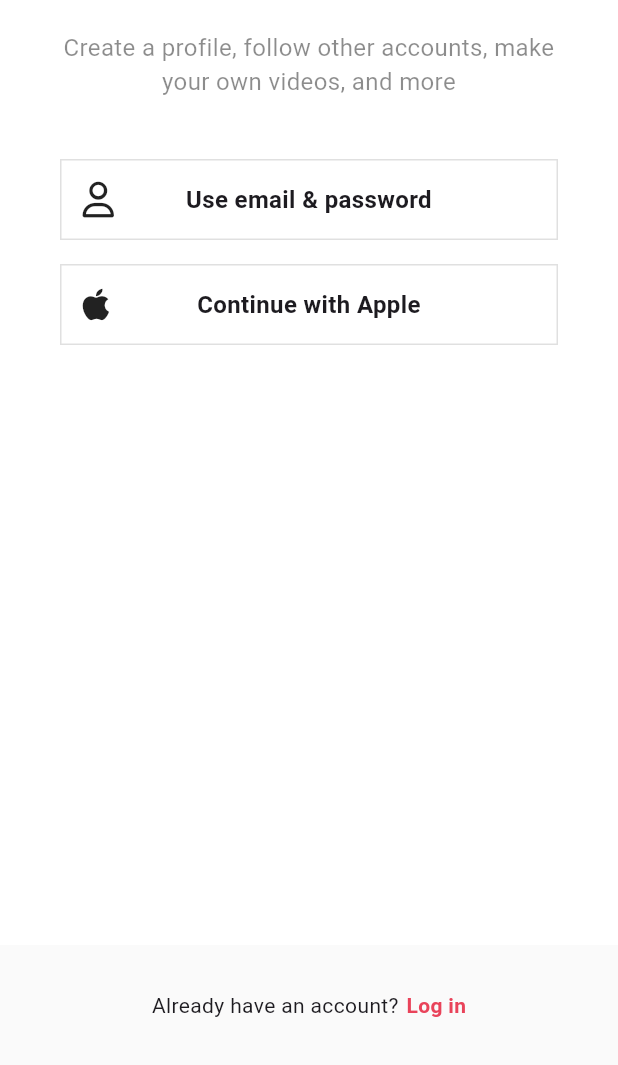
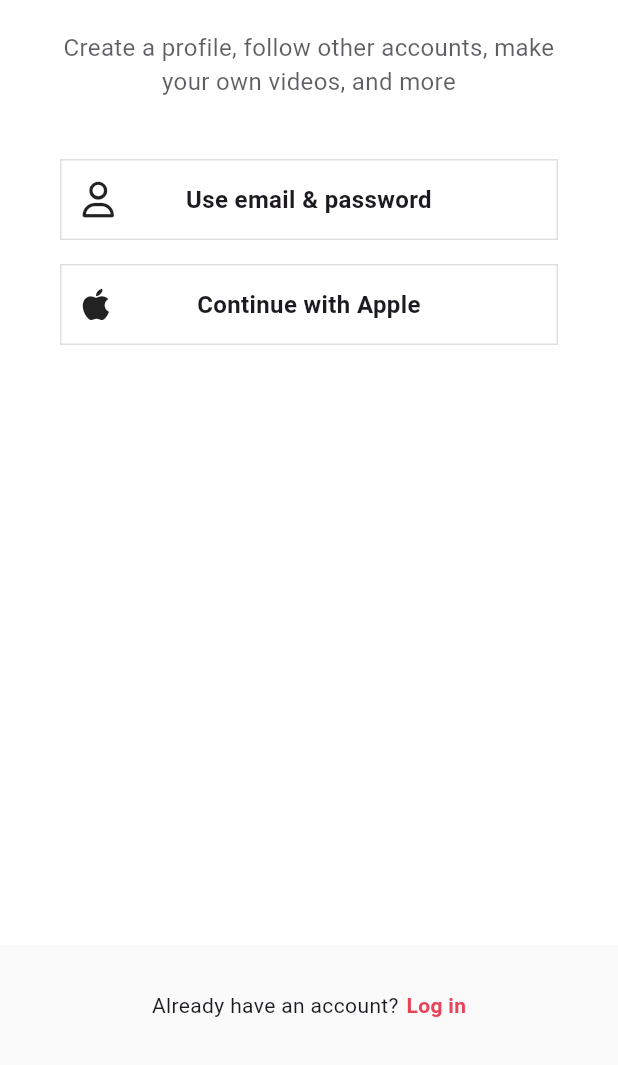
Before and after one commit to RoJaebl/flutter-tiktok, a Flutter app: the SignUpScreen screen opened directly, on a phone screen of 412 x 824 dp, the part 171-1236 px from its top. Run offline on Flutter 3.47's test engine with Material 3 defaults, Android fonts, the phone set to English and light mode, and no system bars; our stand-ins replace font_awesome_flutter, video_player, visibility_detector.

Commit message:
:hammer: #15.1 ThemeMode

```diff
--- a/lib/features/authentication/sign_up_screen.dart
+++ b/lib/features/authentication/sign_up_screen.dart
@@ -13,6 +13,7 @@ import 'package:tiktok_clone/features/authentication/login_screen.dart';
 import 'package:tiktok_clone/features/authentication/widgets/auth_button.dart';
 
 import 'package:tiktok_clone/shared/slide_route.dart';
+import 'package:tiktok_clone/utils.dart';
 
 class SignUpScreen extends StatelessWidget {
   const SignUpScreen({super.key});
@@ -51,13 +52,15 @@ class SignUpScreen extends StatelessWidget {
                     ),
                   ),
                   Gaps.v20,
-                  const Text(
-                    "Create a profile, follow other accounts, make your own videos, and more",
-                    style: TextStyle(
-                      fontSize: Sizes.size16,
-                      color: Colors.black45,
+                  const Opacity(
+                    opacity: 0.7,
+                    child: Text(
+                      "Create a profile, follow other accounts, make your own videos, and more",
+                      style: TextStyle(
+                        fontSize: Sizes.size16,
+                      ),
+                      textAlign: TextAlign.center,
                     ),
-                    textAlign: TextAlign.center,
                   ),
                   Gaps.v40,
                   if (orientation == Orientation.portrait) ...[
@@ -92,7 +95,7 @@ class SignUpScreen extends StatelessWidget {
             ),
           ),
           bottomNavigationBar: BottomAppBar(
-            color: Colors.grey.shade50,
+            color: isDarkMode(context) ? null : Colors.grey.shade50,
             elevation: 2,
             child: Padding(
               padding: const EdgeInsets.symmetric(vertical: Sizes.size14),
--- /dev/null
+++ b/lib/utils.dart
@@ -0,0 +1,4 @@
+import 'package:flutter/material.dart';
+
+bool isDarkMode(BuildContext context) =>
+    MediaQuery.of(context).platformBrightness == Brightness.dark;
```
Also changed, not shown: lib/main.dart (+13 -2 lines).
